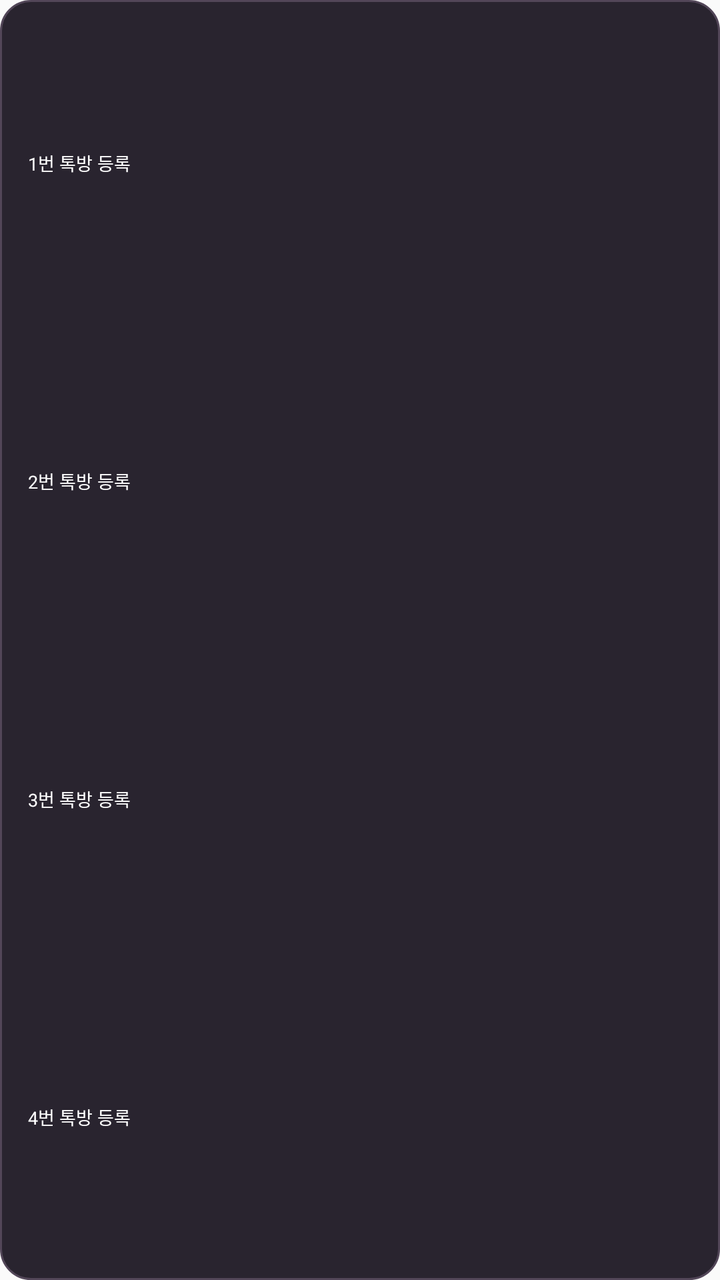
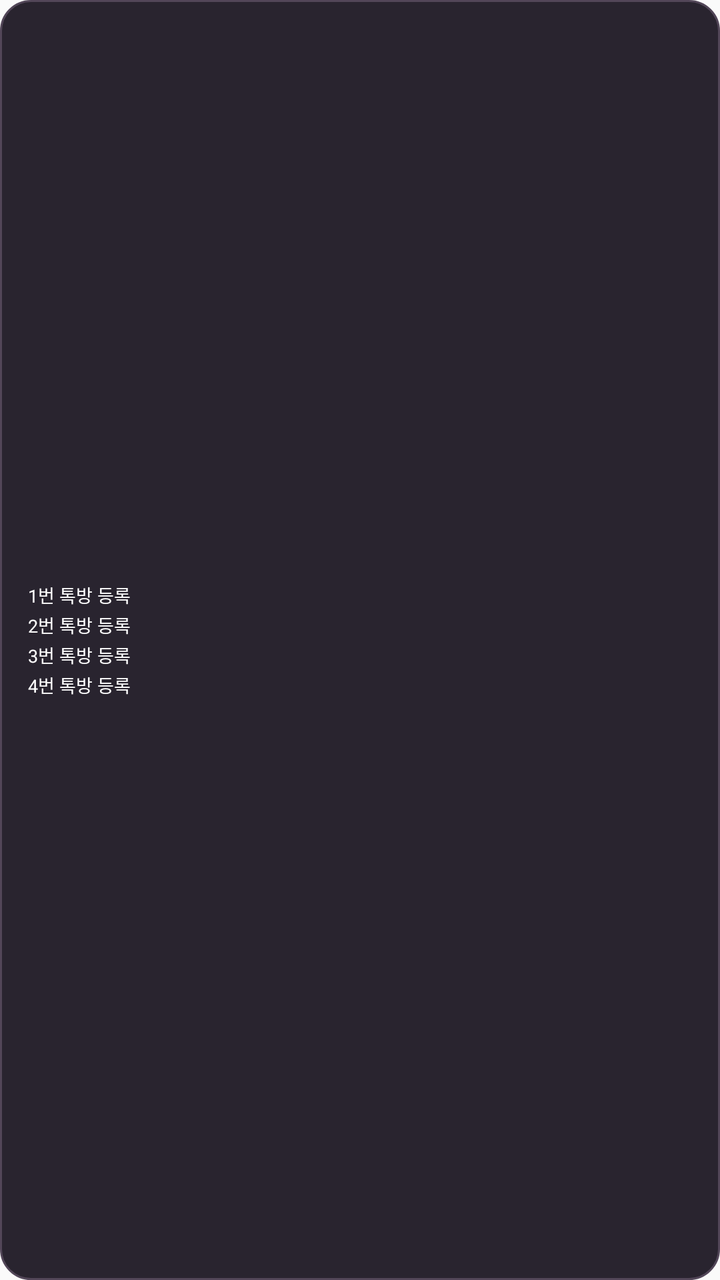

The first picture is an Android layout as it rendered before a commit; the second is the same layout after the commit. The layout source and the unified diff follow.
<!-- AndroidManifest.xml: application theme android:Theme.Material.Light.NoActionBar -->
<!-- res/layout/widget_small.xml -->
<?xml version="1.0" encoding="utf-8"?>
<LinearLayout xmlns:android="http://schemas.android.com/apk/res/android"
    android:id="@+id/widget_root"
    android:layout_width="match_parent"
    android:layout_height="match_parent"
    android:orientation="vertical"
    android:gravity="center_vertical"
    android:background="@drawable/widget_bg"
    android:paddingStart="14dp"
    android:paddingEnd="14dp"
    android:paddingTop="2dp"
    android:paddingBottom="2dp">

    <TextView
        android:id="@+id/room_row_1"
        android:layout_width="match_parent"
        android:layout_height="0dp"
        android:layout_weight="1"
        android:gravity="center_vertical"
        android:singleLine="true"
        android:ellipsize="end"
        android:includeFontPadding="false"
        android:textSize="9sp"
        android:textColor="#FFFFFF"
        android:text="1번 톡방 등록"/>

    <TextView
        android:id="@+id/room_row_2"
        android:layout_width="match_parent"
        android:layout_height="0dp"
        android:layout_weight="1"
        android:gravity="center_vertical"
        android:singleLine="true"
        android:ellipsize="end"
        android:includeFontPadding="false"
        android:textSize="9sp"
        android:textColor="#FFFFFF"
        android:text="2번 톡방 등록"/>

    <TextView
        android:id="@+id/room_row_3"
        android:layout_width="match_parent"
        android:layout_height="0dp"
        android:layout_weight="1"
        android:gravity="center_vertical"
        android:singleLine="true"
        android:ellipsize="end"
        android:includeFontPadding="false"
        android:textSize="9sp"
        android:textColor="#FFFFFF"
        android:text="3번 톡방 등록"/>

    <TextView
        android:id="@+id/room_row_4"
        android:layout_width="match_parent"
        android:layout_height="0dp"
        android:layout_weight="1"
        android:gravity="center_vertical"
        android:singleLine="true"
        android:ellipsize="end"
        android:includeFontPadding="false"
        android:textSize="9sp"
        android:textColor="#FFFFFF"
        android:text="4번 톡방 등록"/>
</LinearLayout>
<!-- resources referenced by this layout -->
<resources>
  <!-- drawable widget_bg (drawable) -->
  <?xml version="1.0" encoding="utf-8"?>
  <shape xmlns:android="http://schemas.android.com/apk/res/android">
      <solid android:color="#29242F"/>
      <corners android:radius="15dp"/>
      <stroke android:width="1dp" android:color="#524658"/>
  </shape>
</resources>

<!-- the commit's change to res/layout/widget_small.xml (unified diff, before → after) -->
@@ -14,8 +14,9 @@
     <TextView
         android:id="@+id/room_row_1"
         android:layout_width="match_parent"
-        android:layout_height="0dp"
-        android:layout_weight="1"
+        android:layout_height="wrap_content"
+        android:paddingTop="1dp"
+        android:paddingBottom="1dp"
         android:gravity="center_vertical"
         android:singleLine="true"
         android:ellipsize="end"
@@ -27,8 +28,9 @@
     <TextView
         android:id="@+id/room_row_2"
         android:layout_width="match_parent"
-        android:layout_height="0dp"
-        android:layout_weight="1"
+        android:layout_height="wrap_content"
+        android:paddingTop="1dp"
+        android:paddingBottom="1dp"
         android:gravity="center_vertical"
         android:singleLine="true"
         android:ellipsize="end"
@@ -40,8 +42,9 @@
     <TextView
         android:id="@+id/room_row_3"
         android:layout_width="match_parent"
-        android:layout_height="0dp"
-        android:layout_weight="1"
+        android:layout_height="wrap_content"
+        android:paddingTop="1dp"
+        android:paddingBottom="1dp"
         android:gravity="center_vertical"
         android:singleLine="true"
         android:ellipsize="end"
@@ -53,8 +56,9 @@
     <TextView
         android:id="@+id/room_row_4"
         android:layout_width="match_parent"
-        android:layout_height="0dp"
-        android:layout_weight="1"
+        android:layout_height="wrap_content"
+        android:paddingTop="1dp"
+        android:paddingBottom="1dp"
         android:gravity="center_vertical"
         android:singleLine="true"
         android:ellipsize="end"
